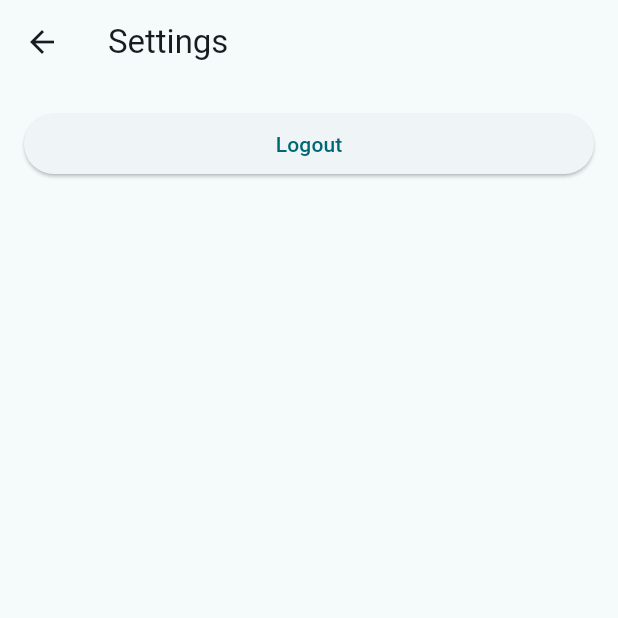
After one commit to polilluminato/presentazione-flutter-paleocapa-2023, a Flutter app: the screen it shows after launch, after a tap on the "settings" icon, on a phone screen of 412 x 824 dp, the top half of it. The commit adds this screen. Run offline on Flutter 3.47's test engine with Material 2 defaults, Android fonts, the phone set to English and light mode, and no system bars; network calls fail.

Commit message:
feat: Aggiunta nuova pagina dei settings

```diff
--- a/code/flutter_school/lib/main.dart
+++ b/code/flutter_school/lib/main.dart
@@ -2,6 +2,7 @@ import 'package:flutter/material.dart';
 import 'package:flutter_school/pages/griglia_page.dart';
 import 'package:flutter_school/pages/ip_location_page.dart';
 import 'package:flutter_school/pages/lista_page.dart';
+import 'package:flutter_school/pages/settings_page.dart';
 import 'package:flutter_school/pages/splash_page.dart';
 
 void main() {
@@ -50,11 +51,16 @@ class _MyHomePageState extends State<MyHomePage> {
       appBar: AppBar(
         centerTitle: true,
         title: Text(widget.title),
-        actions: const [
-          Padding(
-            padding: EdgeInsets.only(right: 8.0),
-            child: Icon(Icons.settings),
-          )
+        actions: [
+          IconButton(
+            icon: const Icon(Icons.settings),
+            onPressed: () => Navigator.push(
+              context,
+              MaterialPageRoute(
+                builder: (context) => const SettingsPage(),
+              ),
+            ),
+          ),
         ],
       ),
       body: tabList[selectedTab],
--- /dev/null
+++ b/code/flutter_school/lib/pages/settings_page.dart
@@ -0,0 +1,20 @@
+import 'package:flutter/material.dart';
+
+class SettingsPage extends StatelessWidget {
+  const SettingsPage({super.key});
+
+  @override
+  Widget build(BuildContext context) {
+    return Scaffold(
+      appBar: AppBar(
+        title: const Text("Settings"),
+      ),
+      body: ListView(
+        padding: const EdgeInsets.symmetric(horizontal: 16, vertical: 16),
+        children: [
+          ElevatedButton(onPressed: () {}, child: const Text("Logout"))
+        ],
+      ),
+    );
+  }
+}
```
